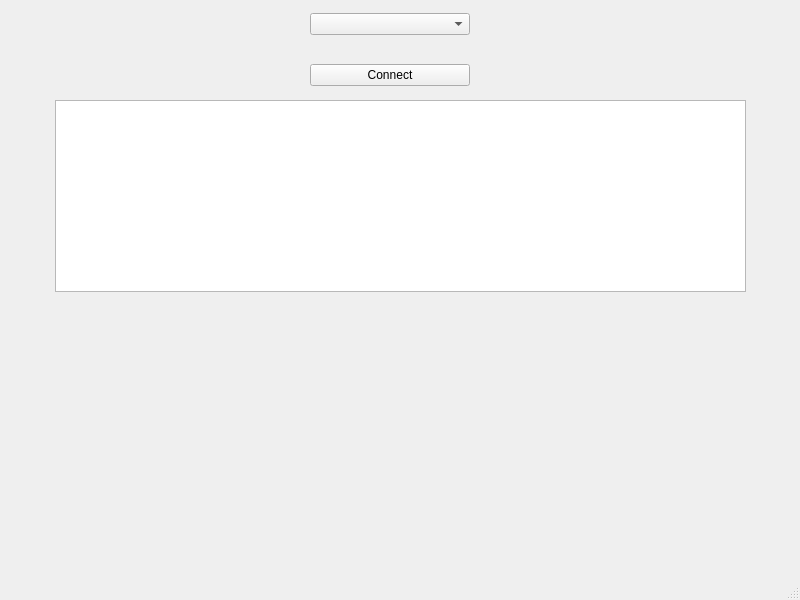
First picture: the form in src/mainwindow.ui, repository Mehran1383/Aircraft_Engine_Monitoring, before the edit.
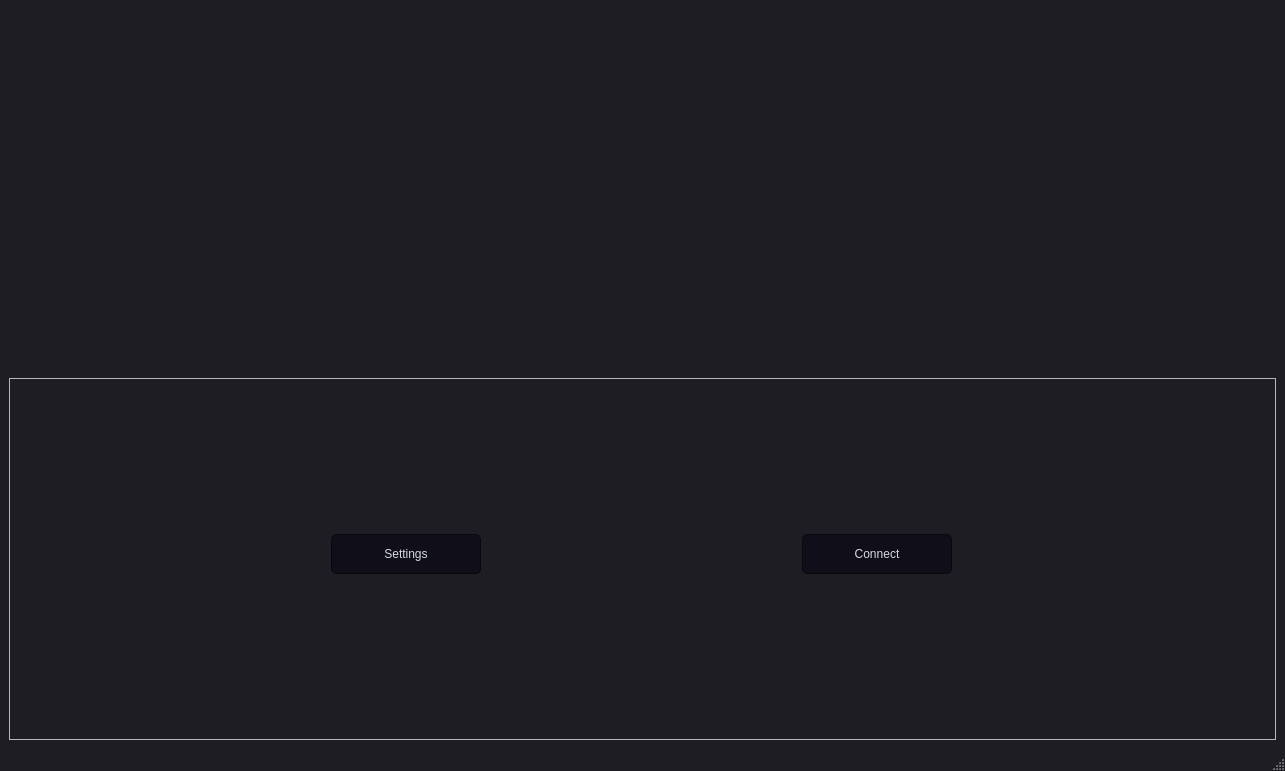
Second picture: the form after the edit. Custom widgets are drawn as their Qt base class.

Diff of the .ui file:
```diff
--- a/src/mainwindow.ui
+++ b/src/mainwindow.ui
@@ -6,66 +6,489 @@
    <rect>
     <x>0</x>
     <y>0</y>
-    <width>800</width>
-    <height>600</height>
+    <width>1285</width>
+    <height>771</height>
    </rect>
   </property>
+  <property name="sizePolicy">
+   <sizepolicy hsizetype="Expanding" vsizetype="Expanding">
+    <horstretch>0</horstretch>
+    <verstretch>0</verstretch>
+   </sizepolicy>
+  </property>
   <property name="windowTitle">
    <string>MainWindow</string>
   </property>
+  <property name="styleSheet">
+   <string notr="true">/*
+Material Dark Style Sheet for QT Applications
+Author: Jaime A. Quiroga P.
+Inspired on https://github.com/jxfwinter/qt-material-stylesheet
+Company: GTRONICK
+Last updated: 04/12/2018, 15:00.
+Available at: https://github.com/GTRONICK/QSS/blob/master/MaterialDark.qss
+*/
+QMainWindow {
+	background-color:#1e1d23;
+}
+QDialog {
+	background-color:#1e1d23;
+}
+QColorDialog {
+	background-color:#1e1d23;
+}
+QTextEdit {
+	background-color:#1e1d23;
+	color: #a9b7c6;
+}
+QPlainTextEdit {
+	selection-background-color:#007b50;
+	background-color:#1e1d23;
+	border-style: solid;
+	border-top-color: transparent;
+	border-right-color: transparent;
+	border-left-color: transparent;
+	border-bottom-color: transparent;
+	border-width: 1px;
+	color: #a9b7c6;
+}
+/*
+Neon Style Sheet for QT Applications (QpushButton)
+Author: Jaime A. Quiroga P.
+Company: GTRONICK
+Last updated: 24/10/2020, 15:42.
+Available at: https://github.com/GTRONICK/QSS/blob/master/NeonButtons.qss
+*/
+QPushButton{
+	border-style: solid;
+	border-color: #050a0e;
+	border-width: 1px;
+	border-radius: 5px;
+	color: #d3dae3;
+	padding: 2px;
+	background-color: #100E19;
+}
+QPushButton::default{
+	border-style: solid;
+	border-color: #050a0e;
+	border-width: 1px;
+	border-radius: 5px;
+	color: #FFFFFF;
+	padding: 2px;
+	background-color: #151a1e;
+}
+QPushButton:hover{
+	border-style: solid;
+	border-top-color: qlineargradient(spread:pad, x1:0, y1:1, x2:1, y2:1, stop:0 #C0DB50, stop:0.4 #C0DB50, stop:0.5 #100E19, stop:1 #100E19);
+    border-bottom-color: qlineargradient(spread:pad, x1:0, y1:1, x2:1, y2:1, stop:0 #100E19, stop:0.5 #100E19, stop:0.6 #C0DB50, stop:1 #C0DB50);
+    border-left-color: qlineargradient(spread:pad, x1:0, y1:0, x2:0, y2:1, stop:0 #C0DB50, stop:0.3 #C0DB50, stop:0.7 #100E19, stop:1 #100E19);
+    border-right-color: qlineargradient(spread:pad, x1:0, y1:1, x2:0, y2:0, stop:0 #C0DB50, stop:0.3 #C0DB50, stop:0.7 #100E19, stop:1 #100E19);
+	border-width: 2px;
+    border-radius: 1px;
+	color: #d3dae3;
+	padding: 2px;
+}
+QPushButton:pressed{
+	border-style: solid;
+	border-top-color: qlineargradient(spread:pad, x1:0, y1:1, x2:1, y2:1, stop:0 #d33af1, stop:0.4 #d33af1, stop:0.5 #100E19, stop:1 #100E19);
+    border-bottom-color: qlineargradient(spread:pad, x1:0, y1:1, x2:1, y2:1, stop:0 #100E19, stop:0.5 #100E19, stop:0.6 #d33af1, stop:1 #d33af1);
+    border-left-color: qlineargradient(spread:pad, x1:0, y1:0, x2:0, y2:1, stop:0 #d33af1, stop:0.3 #d33af1, stop:0.7 #100E19, stop:1 #100E19);
+    border-right-color: qlineargradient(spread:pad, x1:0, y1:1, x2:0, y2:0, stop:0 #d33af1, stop:0.3 #d33af1, stop:0.7 #100E19, stop:1 #100E19);
+	border-width: 2px;
+    border-radius: 1px;
+	color: #d3dae3;
+	padding: 2px;
+}
+
+QPushButton:disabled{
+	border-style: solid;
+	border-top-color: transparent;
+	border-right-color: transparent;
+	border-left-color: transparent;
+	border-bottom-color: #808086;
+	border-bottom-width: 2px;
+	border-style: solid;
+	color: #808086;
+	padding-bottom: 1px;
+	background-color: #1e1d23;
+}
+
+
+QToolButton {
+	border-style: solid;
+	border-top-color: transparent;
+	border-right-color: transparent;
+	border-left-color: transparent;
+	border-bottom-color: #04b97f;
+	border-bottom-width: 1px;
+	border-style: solid;
+	color: #a9b7c6;
+	padding: 2px;
+	background-color: #1e1d23;
+}
+
+
+
+QLineEdit {
+	border-width: 1px; border-radius: 4px;
+	border-color: rgb(58, 58, 58);
+	border-style: inset;
+	padding: 0 8px;
+	color: #a9b7c6;
+	background:#1e1d23;
+	selection-background-color:#007b50;
+	selection-color: #FFFFFF;
+}
+QLabel {
+	color: #a9b7c6;
+}
+QLCDNumber {
+	color: #37e6b4;
+}
+QProgressBar {
+	text-align: center;
+	color: rgb(240, 240, 240);
+	border-width: 1px; 
+	border-radius: 10px;
+	border-color: rgb(58, 58, 58);
+	border-style: inset;
+	background-color:#1e1d23;
+}
+QProgressBar::chunk {
+	background-color: #04b97f;
+	border-radius: 5px;
+}
+QMenuBar {
+	background-color: #1e1d23;
+}
+QMenuBar::item {
+	color: #a9b7c6;
+  	spacing: 3px;
+  	padding: 1px 4px;
+  	background: #1e1d23;
+}
+
+QMenuBar::item:selected {
+  	background:#1e1d23;
+	color: #FFFFFF;
+}
+QMenu::item:selected {
+	border-style: solid;
+	border-top-color: transparent;
+	border-right-color: transparent;
+	border-left-color: #04b97f;
+	border-bottom-color: transparent;
+	border-left-width: 2px;
+	color: #FFFFFF;
+	padding-left:15px;
+	padding-top:4px;
+	padding-bottom:4px;
+	padding-right:7px;
+	background-color: #1e1d23;
+}
+QMenu::item {
+	border-style: solid;
+	border-top-color: transparent;
+	border-right-color: transparent;
+	border-left-color: transparent;
+	border-bottom-color: transparent;
+	border-bottom-width: 1px;
+	border-style: solid;
+	color: #a9b7c6;
+	padding-left:17px;
+	padding-top:4px;
+	padding-bottom:4px;
+	padding-right:7px;
+	background-color: #1e1d23;
+}
+QMenu{
+	background-color:#1e1d23;
+}
+QTabWidget {
+	color:rgb(0,0,0);
+	background-color:#1e1d23;
+}
+QTabWidget::pane {
+		border-color: rgb(77,77,77);
+		background-color:#1e1d23;
+		border-style: solid;
+		border-width: 1px;
+    	border-radius: 6px;
+}
+QTabBar::tab {
+	border-style: solid;
+	border-top-color: transparent;
+	border-right-color: transparent;
+	border-left-color: transparent;
+	border-bottom-color: transparent;
+	border-bottom-width: 1px;
+	border-style: solid;
+	color: #808086;
+	padding: 3px;
+	margin-left:3px;
+	background-color: #1e1d23;
+}
+QTabBar::tab:selected, QTabBar::tab:last:selected, QTabBar::tab:hover {
+  	border-style: solid;
+	border-top-color: transparent;
+	border-right-color: transparent;
+	border-left-color: transparent;
+	border-bottom-color: #04b97f;
+	border-bottom-width: 2px;
+	border-style: solid;
+	color: #FFFFFF;
+	padding-left: 3px;
+	padding-bottom: 2px;
+	margin-left:3px;
+	background-color: #1e1d23;
+}
+
+QCheckBox {
+	color: #a9b7c6;
+	padding: 2px;
+}
+QCheckBox:disabled {
+	color: #808086;
+	padding: 2px;
+}
+
+QCheckBox:hover {
+	border-radius:4px;
+	border-style:solid;
+	padding-left: 1px;
+	padding-right: 1px;
+	padding-bottom: 1px;
+	padding-top: 1px;
+	border-width:1px;
+	border-color: rgb(87, 97, 106);
+	background-color:#1e1d23;
+}
+QCheckBox::indicator:checked {
+
+	height: 10px;
+	width: 10px;
+	border-style:solid;
+	border-width: 1px;
+	border-color: #04b97f;
+	color: #a9b7c6;
+	background-color: #04b97f;
+}
+QCheckBox::indicator:unchecked {
+
+	height: 10px;
+	width: 10px;
+	border-style:solid;
+	border-width: 1px;
+	border-color: #04b97f;
+	color: #a9b7c6;
+	background-color: transparent;
+}
+QRadioButton {
+	color: #a9b7c6;
+	background-color: #1e1d23;
+	padding: 1px;
+}
+QRadioButton::indicator:checked {
+	height: 10px;
+	width: 10px;
+	border-style:solid;
+	border-radius:5px;
+	border-width: 1px;
+	border-color: #04b97f;
+	color: #a9b7c6;
+	background-color: #04b97f;
+}
+QRadioButton::indicator:!checked {
+	height: 10px;
+	width: 10px;
+	border-style:solid;
+	border-radius:5px;
+	border-width: 1px;
+	border-color: #04b97f;
+	color: #a9b7c6;
+	background-color: transparent;
+}
+QStatusBar {
+	color:#027f7f;
+}
+QSpinBox {
+	color: #a9b7c6;	
+	background-color: #1e1d23;
+}
+QDoubleSpinBox {
+	color: #a9b7c6;	
+	background-color: #1e1d23;
+}
+QTimeEdit {
+	color: #a9b7c6;	
+	background-color: #1e1d23;
+}
+QDateTimeEdit {
+	color: #a9b7c6;	
+	background-color: #1e1d23;
+}
+QDateEdit {
+	color: #a9b7c6;	
+	background-color: #1e1d23;
+}
+QComboBox {
+	color: #a9b7c6;	
+	background: #1e1d23;
+}
+QComboBox:editable {
+	background: #1e1d23;
+	color: #a9b7c6;
+	selection-background-color: #1e1d23;
+}
+QComboBox QAbstractItemView {
+	color: #a9b7c6;	
+	background: #1e1d23;
+	selection-color: #FFFFFF;
+	selection-background-color: #1e1d23;
+}
+QComboBox:!editable:on, QComboBox::drop-down:editable:on {
+	color: #a9b7c6;	
+	background: #1e1d23;
+}
+QFontComboBox {
+	color: #a9b7c6;	
+	background-color: #1e1d23;
+}
+QToolBox {
+	color: #a9b7c6;
+	background-color: #1e1d23;
+}
+QToolBox::tab {
+	color: #a9b7c6;
+	background-color: #1e1d23;
+}
+QToolBox::tab:selected {
+	color: #FFFFFF;
+	background-color: #1e1d23;
+}
+QScrollArea {
+	color: #FFFFFF;
+	background-color: #1e1d23;
+}
+QSlider::groove:horizontal {
+	height: 5px;
+	background: #04b97f;
+}
+QSlider::groove:vertical {
+	width: 5px;
+	background: #04b97f;
+}
+QSlider::handle:horizontal {
+	background: qlineargradient(x1:0, y1:0, x2:1, y2:1, stop:0 #b4b4b4, stop:1 #8f8f8f);
+	border: 1px solid #5c5c5c;
+	width: 14px;
+	margin: -5px 0;
+	border-radius: 7px;
+}
+QSlider::handle:vertical {
+	background: qlineargradient(x1:1, y1:1, x2:0, y2:0, stop:0 #b4b4b4, stop:1 #8f8f8f);
+	border: 1px solid #5c5c5c;
+	height: 14px;
+	margin: 0 -5px;
+	border-radius: 7px;
+}
+QSlider::add-page:horizontal {
+    background: white;
+}
+QSlider::add-page:vertical {
+    background: white;
+}
+QSlider::sub-page:horizontal {
+    background: #04b97f;
+}
+QSlider::sub-page:vertical {
+    background: #04b97f;
+}</string>
+  </property>
   <widget class="QWidget" name="centralwidget">
-   <widget class="QTextBrowser" name="textBrowser">
-    <property name="geometry">
-     <rect>
-      <x>55</x>
-      <y>100</y>
-      <width>691</width>
-      <height>192</height>
-     </rect>
-    </property>
-   </widget>
-   <widget class="QWidget" name="verticalLayoutWidget">
-    <property name="geometry">
-     <rect>
-      <x>310</x>
-      <y>10</y>
-      <width>160</width>
-      <height>80</height>
-     </rect>
-    </property>
-    <layout class="QVBoxLayout" name="verticalLayout">
-     <item>
-      <widget class="QComboBox" name="Port_comboBox">
-       <property name="acceptDrops">
-        <bool>false</bool>
+   <layout class="QVBoxLayout" name="verticalLayout_2">
+    <item>
+     <widget class="FlatTabWidget" name="widget" native="true">
+      <property name="styleSheet">
+       <string notr="true"/>
+      </property>
+     </widget>
+    </item>
+    <item>
+     <widget class="QFrame" name="frame">
+      <property name="styleSheet">
+       <string notr="true"/>
+      </property>
+      <property name="frameShape">
+       <enum>QFrame::Shape::StyledPanel</enum>
+      </property>
+      <property name="frameShadow">
+       <enum>QFrame::Shadow::Raised</enum>
+      </property>
+      <layout class="QHBoxLayout" name="horizontalLayout_3">
+       <property name="spacing">
+        <number>0</number>
        </property>
-       <property name="statusTip">
-        <string/>
+       <property name="sizeConstraint">
+        <enum>QLayout::SizeConstraint::SetDefaultConstraint</enum>
        </property>
-      </widget>
-     </item>
-     <item>
-      <spacer name="horizontalSpacer">
-       <property name="orientation">
-        <enum>Qt::Horizontal</enum>
+       <property name="leftMargin">
+        <number>0</number>
        </property>
-       <property name="sizeHint" stdset="0">
-        <size>
-         <width>40</width>
-         <height>20</height>
-        </size>
+       <property name="topMargin">
+        <number>0</number>
        </property>
-      </spacer>
-     </item>
-     <item>
-      <widget class="QPushButton" name="connectButton">
-       <property name="text">
-        <string>Connect</string>
+       <property name="rightMargin">
+        <number>0</number>
        </property>
-      </widget>
-     </item>
-    </layout>
-   </widget>
+       <property name="bottomMargin">
+        <number>30</number>
+       </property>
+       <item>
+        <widget class="QPushButton" name="setting">
+         <property name="minimumSize">
+          <size>
+           <width>100</width>
+           <height>40</height>
+          </size>
+         </property>
+         <property name="maximumSize">
+          <size>
+           <width>150</width>
+           <height>20</height>
+          </size>
+         </property>
+         <property name="styleSheet">
+          <string notr="true"/>
+         </property>
+         <property name="text">
+          <string>Settings</string>
+         </property>
+        </widget>
+       </item>
+       <item>
+        <widget class="QPushButton" name="connectButton">
+         <property name="minimumSize">
+          <size>
+           <width>100</width>
+           <height>40</height>
+          </size>
+         </property>
+         <property name="maximumSize">
+          <size>
+           <width>150</width>
+           <height>20</height>
+          </size>
+         </property>
+         <property name="text">
+          <string>Connect</string>
+         </property>
+        </widget>
+       </item>
+      </layout>
+     </widget>
+    </item>
+   </layout>
   </widget>
   <widget class="QMenuBar" name="menubar">
    <property name="geometry">
@@ -79,6 +502,14 @@
   </widget>
   <widget class="QStatusBar" name="statusbar"/>
  </widget>
+ <customwidgets>
+  <customwidget>
+   <class>FlatTabWidget</class>
+   <extends>QWidget</extends>
+   <header location="global">flattabwidget.h</header>
+   <container>1</container>
+  </customwidget>
+ </customwidgets>
  <resources/>
  <connections/>
 </ui>
```
Left out of the diff: 4 changed lines with no effect on the pictures.
